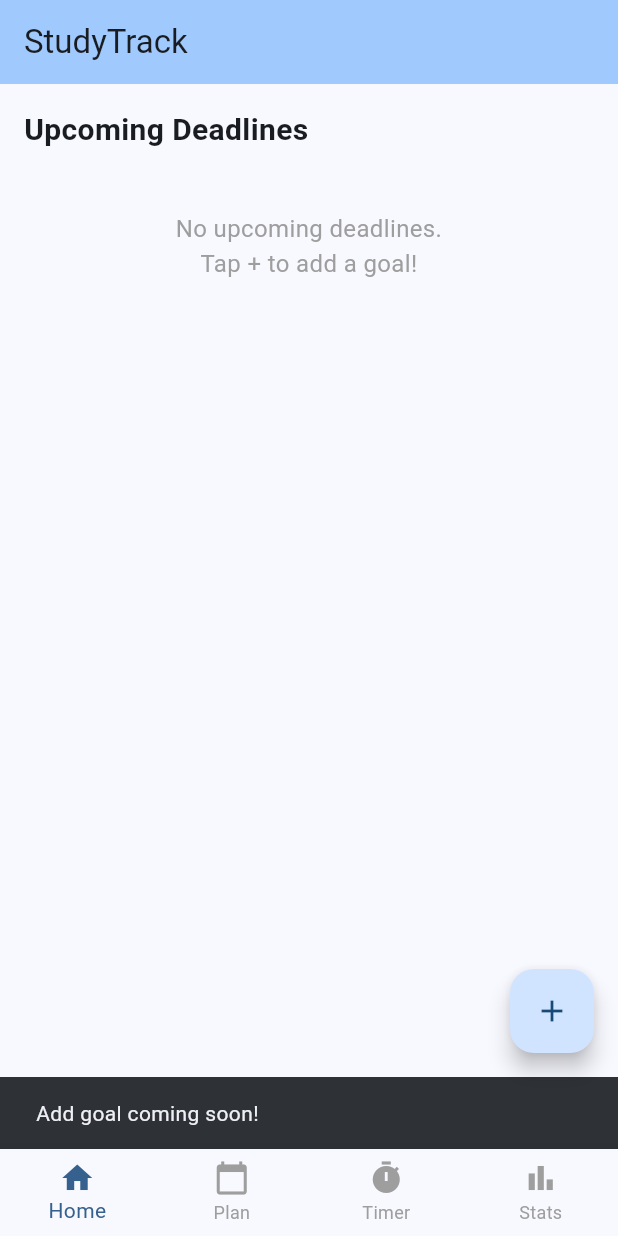
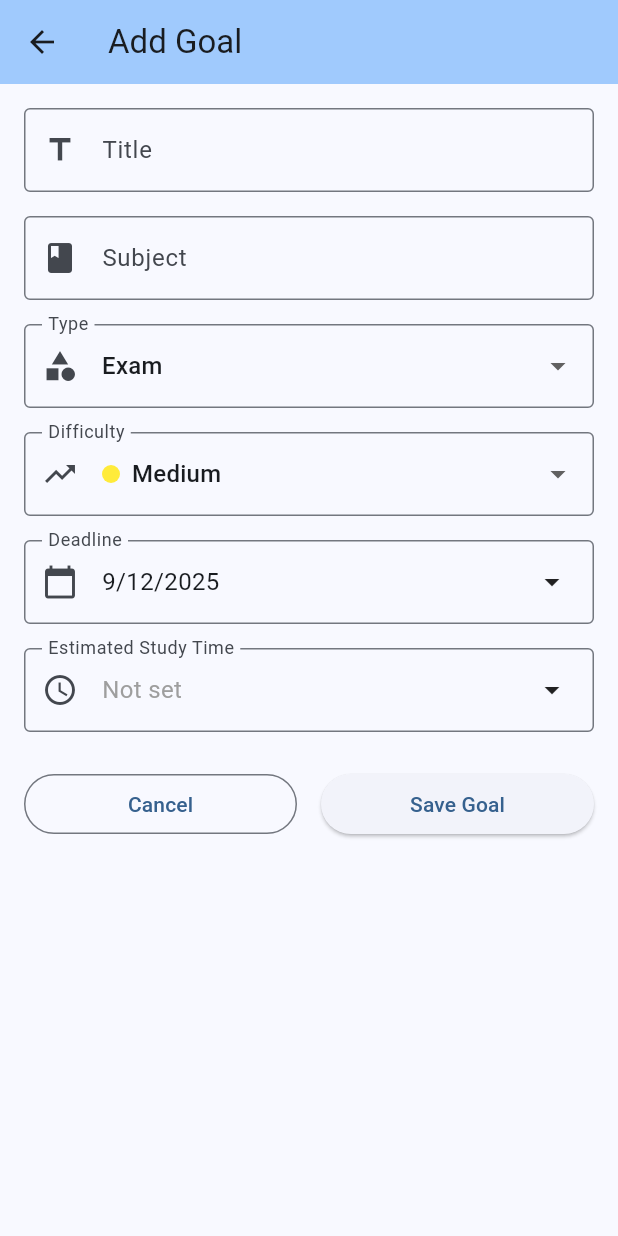
Before and after one commit to hendrikvdkaaden/studytracker, a Flutter app: the screen it shows after launch, after a tap on the "add" icon, on a phone screen of 412 x 824 dp. Run offline on Flutter 3.47's test engine with Material 3 defaults, Android fonts, the phone set to English and light mode, and no system bars; our stand-ins replace hive, hive_flutter; accounts and stored records are empty.

Commit message:
goal add screen made

```diff
--- a/lib/main.dart
+++ b/lib/main.dart
@@ -4,6 +4,7 @@ import 'screens/home_screen.dart';
 import 'screens/plan_screen.dart';
 import 'screens/timer_screen.dart';
 import 'screens/stats_screen.dart';
+import 'screens/add_goal_screen.dart';
 
 void main() async {
   WidgetsFlutterBinding.ensureInitialized();
@@ -62,10 +63,12 @@ class _HomePageState extends State<HomePage> {
       floatingActionButton: _currentIndex == 0
           ? FloatingActionButton(
               onPressed: () {
-                // TODO: Navigate to add goal screen
-                ScaffoldMessenger.of(context).showSnackBar(
-                  const SnackBar(content: Text('Add goal coming soon!')),
-                );
+                Navigator.push(
+                  context,
+                  MaterialPageRoute(
+                    builder: (context) => const AddGoalScreen(),
+                  ),
+                ).then((_) => setState(() {}));
               },
               child: const Icon(Icons.add),
             )
--- a/lib/models/goal.dart
+++ b/lib/models/goal.dart
@@ -25,6 +25,9 @@ class Goal extends HiveObject {
   @HiveField(6)
   bool isCompleted;
 
+  @HiveField(7)
+  int studyTime; // in minutes
+
   Goal({
     required this.id,
     required this.title,
@@ -33,6 +36,7 @@ class Goal extends HiveObject {
     required this.type,
     required this.difficulty,
     this.isCompleted = false,
+    this.studyTime = 0,
   });
 
   // Helper methods
@@ -44,6 +48,16 @@ class Goal extends HiveObject {
     return date.difference(DateTime.now()).inDays;
   }
 
+  // Helper methods for study time
+  String getFormattedStudyTime() {
+    final hours = studyTime ~/ 60;
+    final minutes = studyTime % 60;
+    if (hours > 0) {
+      return minutes > 0 ? '${hours}h ${minutes}m' : '${hours}h';
+    }
+    return '${minutes}m';
+  }
+
   // CopyWith method voor immutability
   Goal copyWith({
     String? id,
@@ -53,6 +67,7 @@ class Goal extends HiveObject {
     GoalType? type,
     Difficulty? difficulty,
     bool? isCompleted,
+    int? studyTime,
   }) {
     return Goal(
       id: id ?? this.id,
@@ -62,6 +77,7 @@ class Goal extends HiveObject {
       type: type ?? this.type,
       difficulty: difficulty ?? this.difficulty,
       isCompleted: isCompleted ?? this.isCompleted,
+      studyTime: studyTime ?? this.studyTime,
     );
   }
 }
--- /dev/null
+++ b/lib/screens/add_goal_screen.dart
@@ -0,0 +1,118 @@
+import 'package:flutter/material.dart';
+import 'package:uuid/uuid.dart';
+import '../models/goal.dart';
+import '../services/goal_repository.dart';
+import '../widgets/add_goal/date_selector.dart';
+import '../widgets/add_goal/title_field.dart';
+import '../widgets/add_goal/subject_field.dart';
+import '../widgets/add_goal/type_dropdown.dart';
+import '../widgets/add_goal/difficulty_dropdown.dart';
+import '../widgets/add_goal/study_time_field.dart';
+import '../widgets/add_goal/action_buttons.dart';
+
+class AddGoalScreen extends StatefulWidget {
+  const AddGoalScreen({super.key});
+
+  @override
+  State<AddGoalScreen> createState() => _AddGoalScreenState();
+}
+
+class _AddGoalScreenState extends State<AddGoalScreen> {
+  final _formKey = GlobalKey<FormState>();
+  final _titleController = TextEditingController();
+  final _subjectController = TextEditingController();
+  final GoalRepository _goalRepo = GoalRepository();
+
+  DateTime _selectedDate = DateTime.now().add(const Duration(days: 7));
+  GoalType _selectedType = GoalType.exam;
+  Difficulty _selectedDifficulty = Difficulty.medium;
+  int _studyTimeMinutes = 0;
+
+  @override
+  void dispose() {
+    _titleController.dispose();
+    _subjectController.dispose();
+    super.dispose();
+  }
+
+  Future<void> _selectDate(BuildContext context) async {
+    final DateTime? picked = await showDatePicker(
+      context: context,
+      initialDate: _selectedDate,
+      firstDate: DateTime.now(),
+      lastDate: DateTime.now().add(const Duration(days: 365)),
+    );
+    if (picked != null && picked != _selectedDate) {
+      setState(() {
+        _selectedDate = picked;
+      });
+    }
+  }
+
+  void _saveGoal() {
+    if (_formKey.currentState!.validate()) {
+      final goal = Goal(
+        id: const Uuid().v4(),
+        title: _titleController.text,
+        subject: _subjectController.text,
+        date: _selectedDate,
+        type: _selectedType,
+        difficulty: _selectedDifficulty,
+        studyTime: _studyTimeMinutes,
+      );
+
+      _goalRepo.addGoal(goal);
+      Navigator.pop(context);
+
+      ScaffoldMessenger.of(context).showSnackBar(
+        const SnackBar(content: Text('Goal added successfully!')),
+      );
+    }
+  }
+
+  @override
+  Widget build(BuildContext context) {
+    return Scaffold(
+      appBar: AppBar(
+        title: const Text('Add Goal'),
+        backgroundColor: Theme.of(context).colorScheme.inversePrimary,
+      ),
+      body: Form(
+        key: _formKey,
+        child: ListView(
+          padding: const EdgeInsets.all(16),
+          children: [
+            TitleField(controller: _titleController),
+            const SizedBox(height: 16),
+            SubjectField(controller: _subjectController),
+            const SizedBox(height: 16),
+            TypeDropdown(
+              selectedType: _selectedType,
+              onChanged: (value) => setState(() => _selectedType = value),
+            ),
+            const SizedBox(height: 16),
+            DifficultyDropdown(
+              selectedDifficulty: _selectedDifficulty,
+              onChanged: (value) => setState(() => _selectedDifficulty = value),
+            ),
+            const SizedBox(height: 16),
+            DateSelector(
+              selectedDate: _selectedDate,
+              onTap: () => _selectDate(context),
+            ),
+            const SizedBox(height: 16),
+            StudyTimeField(
+              initialMinutes: _studyTimeMinutes,
+              onChanged: (minutes) => setState(() => _studyTimeMinutes = minutes),
+            ),
+            const SizedBox(height: 24),
+            ActionButtons(
+              onCancel: () => Navigator.pop(context),
+              onSave: _saveGoal,
+            ),
+          ],
+        ),
+      ),
+    );
+  }
+}
--- /dev/null
+++ b/lib/utils/difficulty_helper.dart
@@ -0,0 +1,43 @@
+import 'package:flutter/material.dart';
+import '../models/goal.dart';
+
+class DifficultyHelper {
+  static String getLabel(Difficulty difficulty) {
+    switch (difficulty) {
+      case Difficulty.easy:
+        return 'Easy';
+      case Difficulty.medium:
+        return 'Medium';
+      case Difficulty.hard:
+        return 'Hard';
+      case Difficulty.veryHard:
+        return 'Very Hard';
+    }
+  }
+
+  static Color getColor(Difficulty difficulty) {
+    switch (difficulty) {
+      case Difficulty.easy:
+        return Colors.green.shade100;
+      case Difficulty.medium:
+        return Colors.yellow.shade100;
+      case Difficulty.hard:
+        return Colors.red.shade100;
+      case Difficulty.veryHard:
+        return Colors.red.shade100;
+    }
+  }
+
+  static Color getAccentColor(Difficulty difficulty) {
+    switch (difficulty) {
+      case Difficulty.easy:
+        return Colors.green;
+      case Difficulty.medium:
+        return Colors.yellow;
+      case Difficulty.hard:
+        return Colors.orange;
+      case Difficulty.veryHard:
+        return Colors.red;
+    }
+  }
+}
--- /dev/null
+++ b/lib/utils/goal_type_helper.dart
@@ -0,0 +1,46 @@
+import 'package:flutter/material.dart';
+import '../models/goal.dart';
+
+class GoalTypeHelper {
+  static IconData getIconForType(GoalType type) {
+    switch (type) {
+      case GoalType.exam:
+        return Icons.school;
+      case GoalType.test:
+        return Icons.quiz;
+      case GoalType.assignment:
+        return Icons.assignment;
+      case GoalType.presentation:
+        return Icons.present_to_all;
+      case GoalType.project:
+        return Icons.work;
+      case GoalType.paper:
+        return Icons.description;
+      case GoalType.quiz:
+        return Icons.question_answer;
+      case GoalType.other:
+        return Icons.more_horiz;
+    }
+  }
+
+  static String getLabel(GoalType type) {
+    switch (type) {
+      case GoalType.exam:
+        return 'Exam';
+      case GoalType.test:
+        return 'Test';
+      case GoalType.assignment:
+        return 'Assignment';
+      case GoalType.presentation:
+        return 'Presentation';
+      case GoalType.project:
+        return 'Project';
+      case GoalType.paper:
+        return 'Paper';
+      case GoalType.quiz:
+        return 'Quiz';
+      case GoalType.other:
+        return 'Other';
+    }
+  }
+}
--- /dev/null
+++ b/lib/widgets/add_goal/action_buttons.dart
@@ -0,0 +1,33 @@
+import 'package:flutter/material.dart';
+
+class ActionButtons extends StatelessWidget {
+  final VoidCallback onCancel;
+  final VoidCallback onSave;
+
+  const ActionButtons({
+    super.key,
+    required this.onCancel,
+    required this.onSave,
+  });
+
+  @override
+  Widget build(BuildContext context) {
+    return Row(
+      children: [
+        Expanded(
+          child: OutlinedButton(
+            onPressed: onCancel,
+            child: const Text('Cancel'),
+          ),
+        ),
+        const SizedBox(width: 16),
+        Expanded(
+          child: ElevatedButton(
+            onPressed: onSave,
+            child: const Text('Save Goal'),
+          ),
+        ),
+      ],
+    );
+  }
+}
--- /dev/null
+++ b/lib/widgets/add_goal/date_selector.dart
@@ -0,0 +1,36 @@
+import 'package:flutter/material.dart';
+
+class DateSelector extends StatelessWidget {
+  final DateTime selectedDate;
+  final VoidCallback onTap;
+
+  const DateSelector({
+    super.key,
+    required this.selectedDate,
+    required this.onTap,
+  });
+
+  @override
+  Widget build(BuildContext context) {
+    return InkWell(
+      onTap: onTap,
+      child: InputDecorator(
+        decoration: const InputDecoration(
+          labelText: 'Deadline',
+          border: OutlineInputBorder(),
+          prefixIcon: Icon(Icons.calendar_today),
+        ),
+        child: Row(
+          mainAxisAlignment: MainAxisAlignment.spaceBetween,
+          children: [
+            Text(
+              '${selectedDate.day}/${selectedDate.month}/${selectedDate.year}',
+              style: const TextStyle(fontSize: 16),
+            ),
+            const Icon(Icons.arrow_drop_down),
+          ],
+        ),
+      ),
+    );
+  }
+}
--- /dev/null
+++ b/lib/widgets/add_goal/difficulty_dropdown.dart
@@ -0,0 +1,35 @@
+import 'package:flutter/material.dart';
+import '../../models/goal.dart';
+import 'difficulty_item.dart';
+
+class DifficultyDropdown extends StatelessWidget {
+  final Difficulty selectedDifficulty;
+  final ValueChanged<Difficulty> onChanged;
+
+  const DifficultyDropdown({
+    super.key,
+    required this.selectedDifficulty,
+    required this.onChanged,
+  });
+
+  @override
+  Widget build(BuildContext context) {
+    return DropdownButtonFormField<Difficulty>(
+      value: selectedDifficulty,
+      decoration: const InputDecoration(
+        labelText: 'Difficulty',
+        border: OutlineInputBorder(),
+        prefixIcon: Icon(Icons.trending_up),
+      ),
+      items: Difficulty.values.map((difficulty) {
+        return DropdownMenuItem(
+          value: difficulty,
+          child: DifficultyItem(difficulty: difficulty),
+        );
+      }).toList(),
+      onChanged: (value) {
+        if (value != null) onChanged(value);
+      },
+    );
+  }
+}
--- /dev/null
+++ b/lib/widgets/add_goal/difficulty_item.dart
@@ -0,0 +1,27 @@
+import 'package:flutter/material.dart';
+import '../../models/goal.dart';
+import '../../utils/difficulty_helper.dart';
+
+class DifficultyItem extends StatelessWidget {
+  final Difficulty difficulty;
+
+  const DifficultyItem({super.key, required this.difficulty});
+
+  @override
+  Widget build(BuildContext context) {
+    return Row(
+      children: [
+        Container(
+          width: 12,
+          height: 12,
+          decoration: BoxDecoration(
+            color: DifficultyHelper.getAccentColor(difficulty),
+            shape: BoxShape.circle,
+          ),
+        ),
+        const SizedBox(width: 8),
+        Text(DifficultyHelper.getLabel(difficulty)),
+      ],
+    );
+  }
+}
--- /dev/null
+++ b/lib/widgets/add_goal/study_time_field.dart
@@ -0,0 +1,152 @@
+import 'package:flutter/material.dart';
+import 'package:flutter/cupertino.dart';
+
+class StudyTimeField extends StatelessWidget {
+  final int initialMinutes;
+  final ValueChanged<int> onChanged;
+
+  const StudyTimeField({
+    super.key,
+    required this.initialMinutes,
+    required this.onChanged,
+  });
+
+  void _showTimePicker(BuildContext context) {
+    final initialHours = initialMinutes ~/ 60;
+    final initialMins = initialMinutes % 60;
+
+    int selectedHours = initialHours;
+    int selectedMinutes = initialMins;
+
+    showModalBottomSheet(
+      context: context,
+      builder: (BuildContext context) {
+        return Container(
+          height: 300,
+          padding: const EdgeInsets.only(top: 16),
+          child: Column(
+            children: [
+              Row(
+                mainAxisAlignment: MainAxisAlignment.spaceBetween,
+                children: [
+                  TextButton(
+                    onPressed: () => Navigator.pop(context),
+                    child: const Text('Cancel'),
+                  ),
+                  const Text(
+                    'Study Time',
+                    style: TextStyle(
+                      fontSize: 18,
+                      fontWeight: FontWeight.bold,
+                    ),
+                  ),
+                  TextButton(
+                    onPressed: () {
+                      final totalMinutes = (selectedHours * 60) + selectedMinutes;
+                      onChanged(totalMinutes);
+                      Navigator.pop(context);
+                    },
+                    child: const Text('Done'),
+                  ),
+                ],
+              ),
+              const Divider(),
+              Expanded(
+                child: Row(
+                  mainAxisAlignment: MainAxisAlignment.center,
+                  children: [
+                    // Hours picker
+                    Expanded(
+                      child: CupertinoPicker(
+                        scrollController: FixedExtentScrollController(
+                          initialItem: initialHours,
+                        ),
+                        itemExtent: 40,
+                        onSelectedItemChanged: (int index) {
+                          selectedHours = index;
+                        },
+                        children: List<Widget>.generate(
+                          25,
+                          (int index) => Center(
+                            child: Text(
+                              '$index',
+                              style: const TextStyle(fontSize: 22),
+                            ),
+                          ),
+                        ),
+                      ),
+                    ),
+                    // Minutes picker
+                    Expanded(
+                      child: CupertinoPicker(
+                        scrollController: FixedExtentScrollController(
+                          initialItem: initialMins ~/ 10,
+                        ),
+                        itemExtent: 40,
+                        onSelectedItemChanged: (int index) {
+                          selectedMinutes = index * 10;
+                        },
+                        children: List<Widget>.generate(
+                          6,
+                          (int index) => Center(
+                            child: Text(
+                              '${index * 10}',
+                              style: const TextStyle(fontSize: 22),
+                            ),
+                          ),
+                        ),
+                      ),
+                    ),
+                    const SizedBox(width: 20),
+                  ],
+                ),
+              ),
+            ],
+          ),
+        );
+      },
+    );
+  }
+
+  String _getFormattedTime() {
+    if (initialMinutes == 0) {
+      return 'Not set';
+    }
+    final hours = initialMinutes ~/ 60;
+    final minutes = initialMinutes % 60;
+    if (hours > 0 && minutes > 0) {
+      return '${hours}h ${minutes}m';
+    } else if (hours > 0) {
+      return '${hours}h';
+    } else {
+      return '${minutes}m';
+    }
+  }
+
+  @override
+  Widget build(BuildContext context) {
+    return InkWell(
+      onTap: () => _showTimePicker(context),
+      child: InputDecorator(
+        decoration: const InputDecoration(
+          labelText: 'Estimated Study Time',
+          border: OutlineInputBorder(),
+          prefixIcon: Icon(Icons.access_time),
+        ),
+        child: Row(
+          mainAxisAlignment: MainAxisAlignment.spaceBetween,
+          children: [
+            Text(
+              _getFormattedTime(),
+              style: TextStyle(
+                fontSize: 16,
+                color: initialMinutes == 0 ? Colors.grey : Colors.black,
+              ),
+            ),
+            const Icon(Icons.arrow_drop_down),
+          ],
+        ),
+      ),
+    );
+  }
+}
--- /dev/null
+++ b/lib/widgets/add_goal/subject_field.dart
@@ -0,0 +1,26 @@
+import 'package:flutter/material.dart';
+
+class SubjectField extends StatelessWidget {
+  final TextEditingController controller;
+
+  const SubjectField({super.key, required this.controller});
+
+  @override
+  Widget build(BuildContext context) {
+    return TextFormField(
+      controller: controller,
+      decoration: const InputDecoration(
+        labelText: 'Subject',
+        hintText: 'e.g., Mathematics',
+        border: OutlineInputBorder(),
+        prefixIcon: Icon(Icons.book),
+      ),
+      validator: (value) {
+        if (value == null || value.isEmpty) {
+          return 'Please enter a subject';
+        }
+        return null;
+      },
+    );
+  }
+}
--- /dev/null
+++ b/lib/widgets/add_goal/title_field.dart
@@ -0,0 +1,26 @@
+import 'package:flutter/material.dart';
+
+class TitleField extends StatelessWidget {
+  final TextEditingController controller;
+
+  const TitleField({super.key, required this.controller});
+
+  @override
+  Widget build(BuildContext context) {
+    return TextFormField(
+      controller: controller,
+      decoration: const InputDecoration(
+        labelText: 'Title',
+        hintText: 'e.g., Math Final Exam',
+        border: OutlineInputBorder(),
+        prefixIcon: Icon(Icons.title),
+      ),
+      validator: (value) {
+        if (value == null || value.isEmpty) {
+          return 'Please enter a title';
+        }
+        return null;
+      },
+    );
+  }
+}
--- /dev/null
+++ b/lib/widgets/add_goal/type_dropdown.dart
@@ -0,0 +1,35 @@
+import 'package:flutter/material.dart';
+import '../../models/goal.dart';
+import '../../utils/goal_type_helper.dart';
+
+class TypeDropdown extends StatelessWidget {
+  final GoalType selectedType;
+  final ValueChanged<GoalType> onChanged;
+
+  const TypeDropdown({
+    super.key,
+    required this.selectedType,
+    required this.onChanged,
+  });
+
+  @override
+  Widget build(BuildContext context) {
+    return DropdownButtonFormField<GoalType>(
+      value: selectedType,
+      decoration: const InputDecoration(
+        labelText: 'Type',
+        border: OutlineInputBorder(),
+        prefixIcon: Icon(Icons.category),
+      ),
+      items: GoalType.values.map((type) {
+        return DropdownMenuItem(
+          value: type,
+          child: Text(GoalTypeHelper.getLabel(type)),
+        );
+      }).toList(),
+      onChanged: (value) {
+        if (value != null) onChanged(value);
+      },
+    );
+  }
+}
--- a/pubspec.yaml
+++ b/pubspec.yaml
@@ -16,6 +16,7 @@ dependencies:
   riverpod: ^3.0.3
   intl: ^0.20.2
   table_calendar: ^3.2.0
+  uuid: ^4.5.1
 
 dev_dependencies:
   flutter_test:
```
Also changed, not shown: lib/screens/home_screen.dart (+35 -50 lines), lib/models/goal.g.dart, pubspec.lock, 1 other file.
